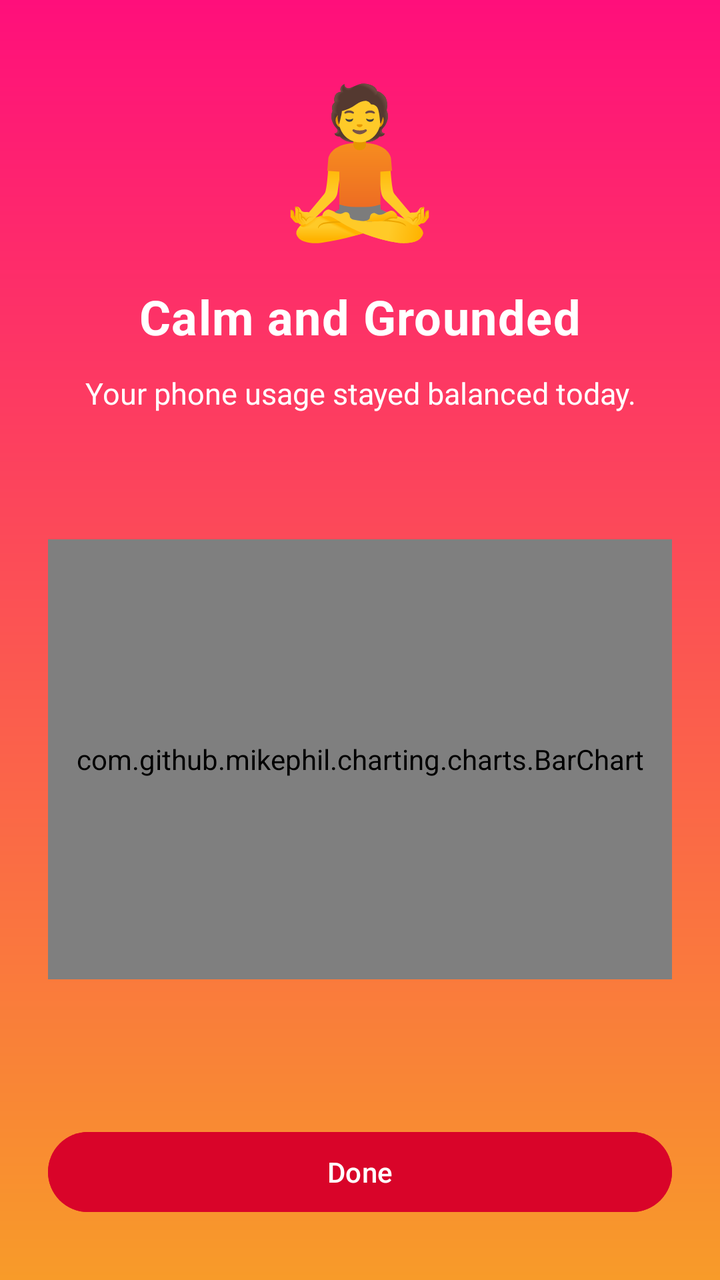
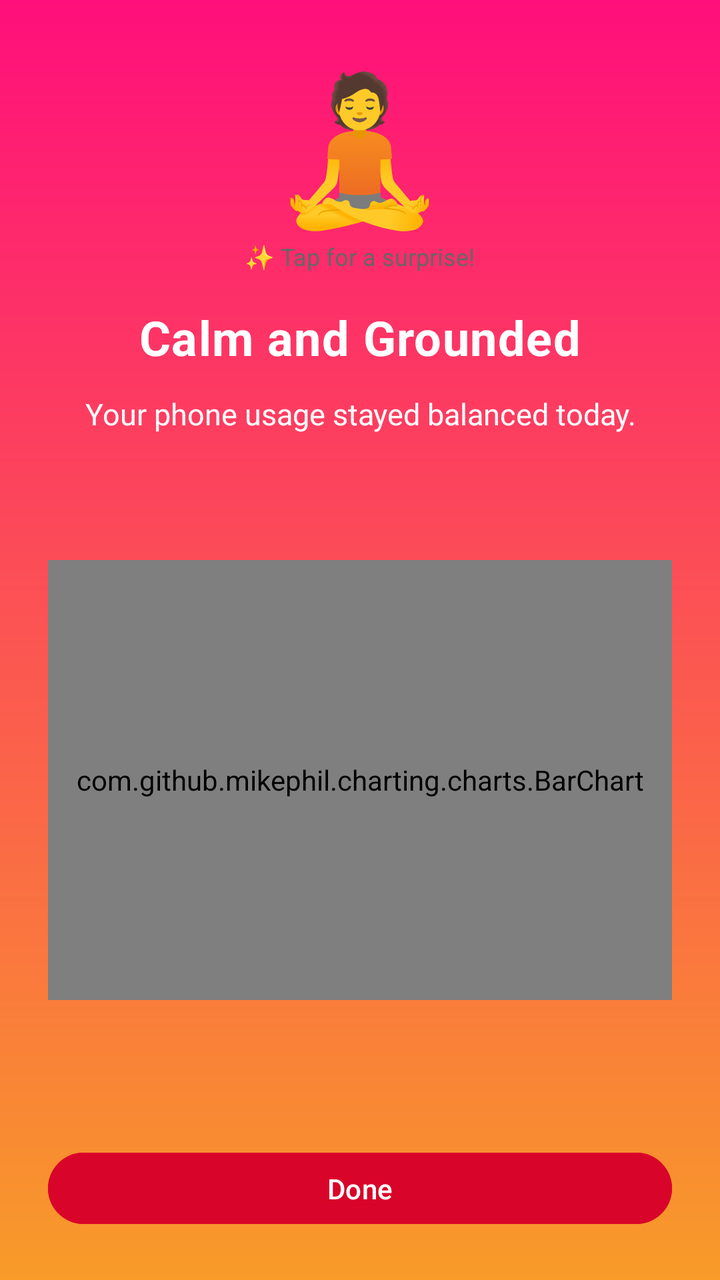

Before-and-after screenshots of an Android layout around one commit, followed by the original layout XML and the change that was made.
<!-- AndroidManifest.xml: application theme Theme.PhoneMoodTranslator -->
<!-- res/layout/activity_result.xml -->
<?xml version="1.0" encoding="utf-8"?>
<LinearLayout
    xmlns:android="http://schemas.android.com/apk/res/android"
    android:layout_width="match_parent"
    android:layout_height="match_parent"
    android:gravity="center"
    android:padding="24dp"
    android:orientation="vertical"
    android:background="@drawable/bg_gradient"
    android:id="@+id/rootLayout">

    <TextView
        android:id="@+id/tvEmoji"
        android:text="🧘"
        android:gravity="center"
        android:textSize="72sp"
        android:clickable="true"
        android:focusable="true"
        android:layout_width="wrap_content"
        android:layout_height="wrap_content"/>

    <TextView
        android:id="@+id/tvTitle"
        android:text="Calm and Grounded"
        android:letterSpacing="0.02"
        android:textSize="24sp"
        android:textStyle="bold"
        android:textColor="#FFFFFF"
        android:clickable="true"
        android:focusable="true"
        android:layout_marginTop="16dp"
        android:layout_width="wrap_content"
        android:layout_height="wrap_content"/>

    <TextView
        android:id="@+id/tvDescription"
        android:text="Your phone usage stayed balanced today."
        android:textSize="15sp"
        android:textColor="#FFFFFF"
        android:gravity="center"
        android:layout_marginTop="12dp"
        android:layout_width="match_parent"
        android:layout_height="wrap_content"/>

    <TextView
        android:id="@+id/tvMoodCriteria"
        android:layout_width="match_parent"
        android:layout_height="wrap_content"
        android:text="Criteria Explanation..."
        android:textSize="16sp"
        android:textColor="#FFFFFF"
        android:gravity="center"
        android:background="#20FFFFFF"
        android:padding="24dp"
        android:layout_marginTop="24dp"
        android:lineSpacingExtra="6dp"
        android:visibility="gone" />
     <com.devendrap7.phonemoodtranslator.MoodPetView
        android:id="@+id/moodPet"
        android:layout_width="140dp"
        android:layout_height="140dp"
        android:layout_marginTop="16dp"
        android:layout_gravity="center"
        android:visibility="gone"/>

    <TextView
        android:id="@+id/tvUsageDetails"
        android:layout_marginTop="24dp"
        android:textSize="14sp"
        android:textColor="#FFFFFF"
        android:gravity="center"
        android:layout_width="match_parent"
        android:layout_height="wrap_content"/>

    <com.github.mikephil.charting.charts.BarChart
        android:id="@+id/barChart"
        android:layout_width="match_parent"
        android:layout_height="220dp"
        android:layout_marginTop="20dp"/>

    <TextView
        android:id="@+id/tvReflection"
        android:layout_marginTop="20dp"
        android:textSize="15sp"
        android:textColor="#FFFFFF"
        android:gravity="center"
        android:textStyle="italic"
        android:layout_width="match_parent"
        android:layout_height="wrap_content"/>

    <Button
        android:id="@+id/btnDone"
        android:text="Done"
        android:backgroundTint="#d90429"
        android:layout_marginTop="32dp"
        android:layout_width="match_parent"
        android:layout_height="wrap_content"/>

</LinearLayout>
<!-- resources referenced by this layout -->
<resources>
  <!-- drawable bg_gradient (drawable) -->
  <?xml version="1.0" encoding="utf-8"?>
  <shape xmlns:android="http://schemas.android.com/apk/res/android">
  
      <gradient
          android:startColor="#ff0f7b"
          android:endColor="#f89b29"
          android:angle="270"
          android:type="linear" />
  
  </shape>
  <style name="Theme.PhoneMoodTranslator" parent="Base.Theme.PhoneMoodTranslator" />
  <style name="Base.Theme.PhoneMoodTranslator" parent="Theme.Material3.DayNight.NoActionBar">
          
          
      </style>
</resources>

<!-- the commit's change to res/layout/activity_result.xml (unified diff, before → after) -->
@@ -18,6 +18,15 @@
         android:focusable="true"
         android:layout_width="wrap_content"
         android:layout_height="wrap_content"/>
+    <TextView
+        android:id="@+id/tvTapHint"
+        android:layout_width="wrap_content"
+        android:layout_height="wrap_content"
+        android:text="✨ Tap for a surprise!"
+        android:textSize="12sp"
+        android:textColor="#666666"
+        android:layout_gravity="center"
+        android:visibility="visible" />
 
     <TextView
         android:id="@+id/tvTitle"
@@ -55,7 +64,7 @@
         android:layout_marginTop="24dp"
         android:lineSpacingExtra="6dp"
         android:visibility="gone" />
-     <com.devendrap7.phonemoodtranslator.MoodPetView
+     <com.devendrap7.phonemoodtranslator.views.MoodPetView
         android:id="@+id/moodPet"
         android:layout_width="140dp"
         android:layout_height="140dp"
